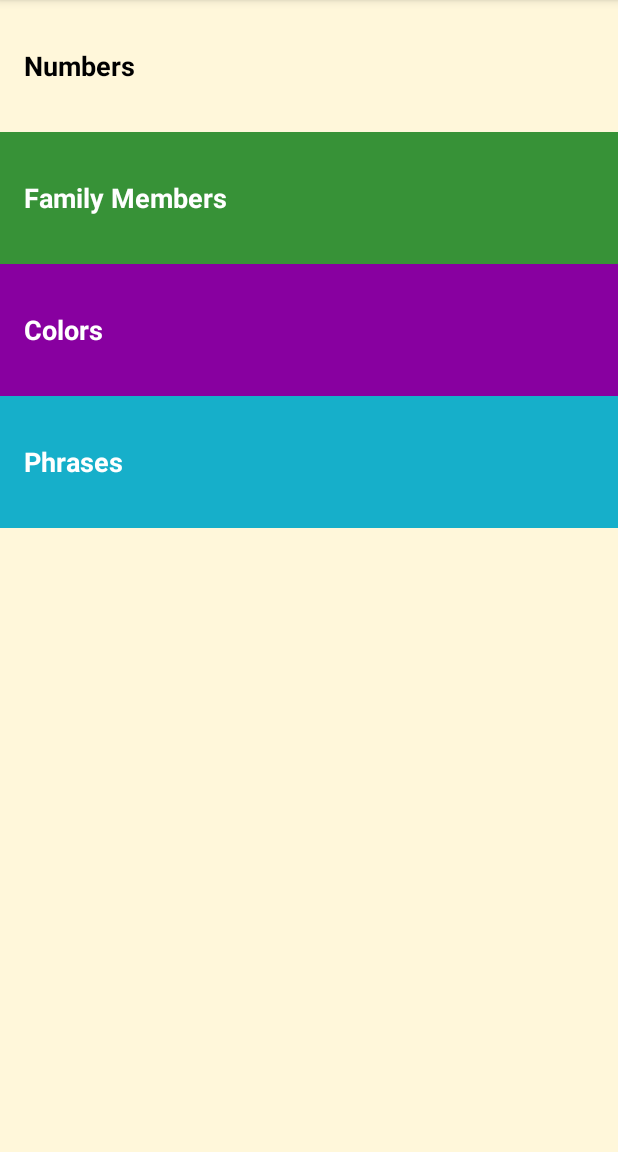
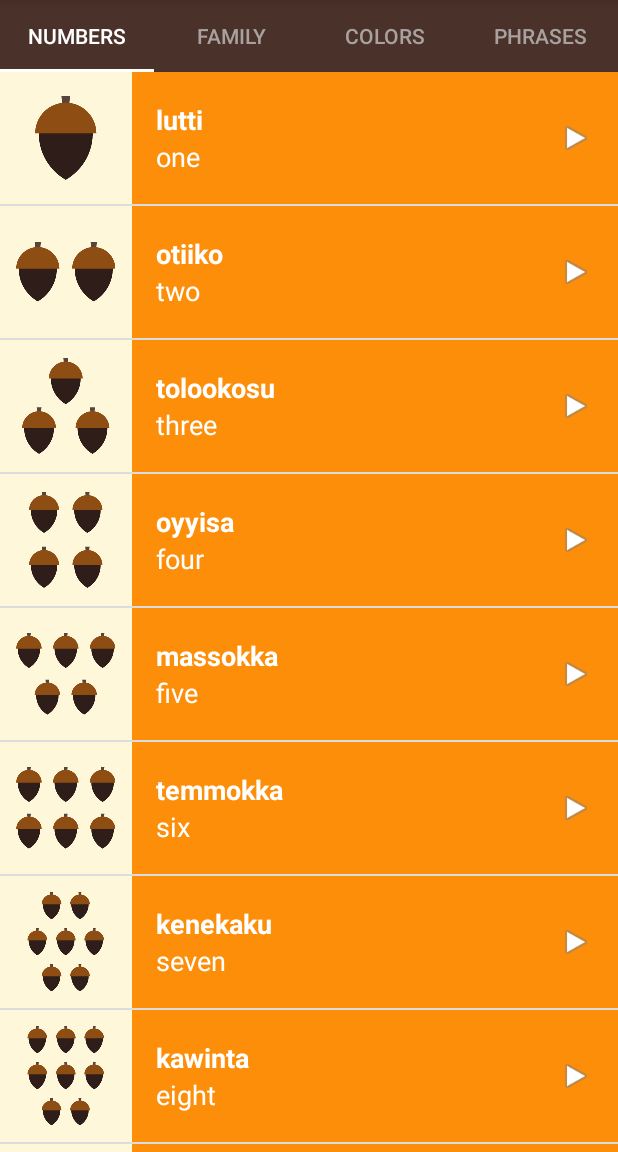
Before and after one commit to carlosdecastro/ud839_Miwok, an Android app: the screen it shows after launch (MainActivity), on a phone screen of 412 x 824 dp, the part 84-1236 px from its top. Run offline under Robolectric (Android 15) with nearby library versions, the phone set to English and light mode, and no system bars.

Commit message:
Added fragments with a viewPager and a custom adapter with tabs

```diff
--- a/app/build.gradle
+++ b/app/build.gradle
@@ -25,4 +25,5 @@ dependencies {
     compile 'com.android.support:appcompat-v7:23.3.0'
     compile 'com.android.support:support-v4:23.3.0'
     compile 'com.android.support:design:23.3.0'
+    compile 'com.android.support:design:23.3.0'
 }
--- /dev/null
+++ b/app/src/main/java/com/example/android/miwok/CategoryAdapter.java
@@ -0,0 +1,36 @@
+package com.example.android.miwok;
+
+import android.support.v4.app.Fragment;
+import android.support.v4.app.FragmentManager;
+
+public class CategoryAdapter extends android.support.v4.app.FragmentPagerAdapter {
+
+    private String tabTitles[] = new String[]{"Numbers", "Family", "Colors", "Phrases"};
+
+    public CategoryAdapter(FragmentManager fm) {
+        super(fm);
+    }
+
+    @Override
+    public Fragment getItem(int position) {
+        if (position == 0) {
+            return new NumbersFragment();
+        } else if (position == 1) {
+            return new FamilyFragment();
+        } else if (position == 2) {
+            return new ColorsFragment();
+        } else {
+            return new PhrasesFragment();
+        }
+    }
+
+    @Override
+    public int getCount() {
+        return 4;
+    }
+
+    @Override
+    public CharSequence getPageTitle(int position) {
+        return tabTitles[position];
+    }
+}
--- a/app/src/main/java/com/example/android/miwok/FamilyActivity.java
+++ b/app/src/main/java/com/example/android/miwok/FamilyFragment.java
@@ -1,44 +1,26 @@
-/*
- * Copyright (C) 2016 The Android Open Source Project
- *
- * Licensed under the Apache License, Version 2.0 (the "License");
- * you may not use this file except in compliance with the License.
- * You may obtain a copy of the License at
- *
- *      http://www.apache.org/licenses/LICENSE-2.0
- *
- * Unless required by applicable law or agreed to in writing, software
- * distributed under the License is distributed on an "AS IS" BASIS,
- * WITHOUT WARRANTIES OR CONDITIONS OF ANY KIND, either express or implied.
- * See the License for the specific language governing permissions and
- * limitations under the License.
- */
 package com.example.android.miwok;
+
 
 import android.content.Context;
 import android.media.AudioManager;
 import android.media.MediaPlayer;
-import android.support.v7.app.AppCompatActivity;
 import android.os.Bundle;
+import android.support.v4.app.Fragment;
+import android.view.LayoutInflater;
 import android.view.View;
+import android.view.ViewGroup;
 import android.widget.AdapterView;
 import android.widget.ListView;
 
 import java.util.ArrayList;
 
-public class FamilyActivity extends AppCompatActivity {
+/**
+ * A simple {@link Fragment} subclass.
+ */
+public class FamilyFragment extends Fragment {
 
     private MediaPlayer mMediaPlayer;
     private AudioManager mAudioManager;
-
-    // Definimos aquí el listener y se lo pasamos más abajo
-    private MediaPlayer.OnCompletionListener mCompletionListener = new MediaPlayer.OnCompletionListener() {
-        @Override
-        public void onCompletion(MediaPlayer mediaPlayer) {
-            releaseMediaPlayer();
-        }
-    };
-
     private AudioManager.OnAudioFocusChangeListener mOnAudioFocusChangeListener = new AudioManager.OnAudioFocusChangeListener() {
         @Override
         public void onAudioFocusChange(int focusChange) {
@@ -62,12 +44,26 @@ public class FamilyActivity extends AppCompatActivity {
             }
         }
     };
+    // Definimos aquí el listener y se lo pasamos más abajo
+    private MediaPlayer.OnCompletionListener mCompletionListener = new MediaPlayer.OnCompletionListener() {
+        @Override
+        public void onCompletion(MediaPlayer mediaPlayer) {
+            releaseMediaPlayer();
+        }
+    };
+
+    public FamilyFragment() {
+        // Required empty public constructor
+    }
+
     @Override
-    protected void onCreate(Bundle savedInstanceState) {
-        super.onCreate(savedInstanceState);
-        setContentView(R.layout.word_list);
+    public View onCreateView(LayoutInflater inflater, ViewGroup container,
+                             Bundle savedInstanceState) {
 
-        mAudioManager = (AudioManager) getSystemService(Context.AUDIO_SERVICE);
+        View rootView = inflater.inflate(R.layout.word_list, container, false);
+
+
+        mAudioManager = (AudioManager) getActivity().getSystemService(Context.AUDIO_SERVICE);
 
         ArrayList<Word> words = new ArrayList<Word>();
 
@@ -82,8 +78,8 @@ public class FamilyActivity extends AppCompatActivity {
         words.add(new Word("grandmother", "ama", R.drawable.family_grandmother, R.raw.family_grandmother));
         words.add(new Word("grandfather", "paapa", R.drawable.family_grandfather, R.raw.family_grandfather));
 
-        WordAdapter adapter = new WordAdapter(this, words, R.color.category_family);
-        ListView listView = (ListView) findViewById(R.id.list);
+        WordAdapter adapter = new WordAdapter(getActivity(), words, R.color.category_family);
+        ListView listView = (ListView) rootView.findViewById(R.id.list);
         listView.setAdapter(adapter);
 
         listView.setOnItemClickListener(new AdapterView.OnItemClickListener() {
@@ -102,17 +98,19 @@ public class FamilyActivity extends AppCompatActivity {
 
                 if (result == AudioManager.AUDIOFOCUS_REQUEST_GRANTED) {
                     // Start playback
-                    mMediaPlayer = MediaPlayer.create(FamilyActivity.this, currentWord.getAudioResourceId());
+                    mMediaPlayer = MediaPlayer.create(getActivity(), currentWord.getAudioResourceId());
                     mMediaPlayer.start();
 
                     mMediaPlayer.setOnCompletionListener(mCompletionListener);
                 }
             }
         });
+
+        return rootView;
     }
 
     @Override
-    protected void onStop() {
+    public void onStop() {
         super.onStop();
         releaseMediaPlayer();
     }
@@ -135,4 +133,5 @@ public class FamilyActivity extends AppCompatActivity {
             mAudioManager.abandonAudioFocus(mOnAudioFocusChangeListener);
         }
     }
+
 }
--- a/app/src/main/java/com/example/android/miwok/MainActivity.java
+++ b/app/src/main/java/com/example/android/miwok/MainActivity.java
@@ -15,12 +15,10 @@
  */
 package com.example.android.miwok;
 
-import android.content.Intent;
 import android.os.Bundle;
+import android.support.design.widget.TabLayout;
+import android.support.v4.view.ViewPager;
 import android.support.v7.app.AppCompatActivity;
-import android.view.View;
-import android.view.View.OnClickListener;
-import android.widget.TextView;
 
 public class MainActivity extends AppCompatActivity {
 
@@ -28,71 +26,19 @@ public class MainActivity extends AppCompatActivity {
     protected void onCreate(Bundle savedInstanceState) {
         super.onCreate(savedInstanceState);
 
-        // Set the content of the activity to use the activity_main.xml layout file
         setContentView(R.layout.activity_main);
 
-        // Find the View that shows the numbers category
-        TextView numbers = (TextView) findViewById(R.id.numbers);
+        // Find the view pager that will allow the user to swipe between fragments
+        ViewPager viewPager = (ViewPager) findViewById(R.id.viewpager);
 
-        // Set a click listener on that View
-        numbers.setOnClickListener(new OnClickListener() {
-            // The code in this method will be executed when the numbers category is clicked on.
-            @Override
-            public void onClick(View view) {
-                // Create a new intent to open the {@link NumbersActivity}
-                Intent numbersIntent = new Intent(MainActivity.this, NumbersActivity.class);
+        // Create an adapter that knows which fragment should be shown on each page
+        CategoryAdapter adapter = new CategoryAdapter(getSupportFragmentManager());
 
-                // Start the new activity
-                startActivity(numbersIntent);
-            }
-        });
+        // Set the adapter onto the view pager
+        viewPager.setAdapter(adapter);
 
-        // Find the View that shows the family category
-        TextView family = (TextView) findViewById(R.id.family);
-
-        // Set a click listener on that View
-        family.setOnClickListener(new OnClickListener() {
-            // The code in this method will be executed when the family category is clicked on.
-            @Override
-            public void onClick(View view) {
-                // Create a new intent to open the {@link FamilyActivity}
-                Intent familyIntent = new Intent(MainActivity.this, FamilyActivity.class);
-
-                // Start the new activity
-                startActivity(familyIntent);
-            }
-        });
-
-        // Find the View that shows the colors category
-        TextView colors = (TextView) findViewById(R.id.colors);
-
-        // Set a click listener on that View
-        colors.setOnClickListener(new OnClickListener() {
-            // The code in this method will be executed when the colors category is clicked on.
-            @Override
-            public void onClick(View view) {
-                // Create a new intent to open the {@link ColorsActivity}
-                Intent colorsIntent = new Intent(MainActivity.this, ColorsActivity.class);
-
-                // Start the new activity
-                startActivity(colorsIntent);
-            }
-        });
-
-        // Find the View that shows the phrases category
-        TextView phrases = (TextView) findViewById(R.id.phrases);
-
-        // Set a click listener on that View
-        phrases.setOnClickListener(new OnClickListener() {
-            // The code in this method will be executed when the phrases category is clicked on.
-            @Override
-            public void onClick(View view) {
-                // Create a new intent to open the {@link PhrasesActivity}
-                Intent phrasesIntent = new Intent(MainActivity.this, PhrasesActivity.class);
-
-                // Start the new activity
-                startActivity(phrasesIntent);
-            }
-        });
+        // Give the TabLayout the ViewPager
+        TabLayout tabLayout = (TabLayout) findViewById(R.id.sliding_tabs);
+        tabLayout.setupWithViewPager(viewPager);
     }
 }
--- a/app/src/main/java/com/example/android/miwok/NumbersActivity.java
+++ b/app/src/main/java/com/example/android/miwok/NumbersFragment.java
@@ -1,37 +1,34 @@
-/*
- * Copyright (C) 2016 The Android Open Source Project
- *
- * Licensed under the Apache License, Version 2.0 (the "License");
- * you may not use this file except in compliance with the License.
- * You may obtain a copy of the License at
- *
- *      http://www.apache.org/licenses/LICENSE-2.0
- *
- * Unless required by applicable law or agreed to in writing, software
- * distributed under the License is distributed on an "AS IS" BASIS,
- * WITHOUT WARRANTIES OR CONDITIONS OF ANY KIND, either express or implied.
- * See the License for the specific language governing permissions and
- * limitations under the License.
- */
 package com.example.android.miwok;
 
+
 import android.media.MediaPlayer;
-import android.support.v7.app.AppCompatActivity;
 import android.os.Bundle;
+import android.support.v4.app.Fragment;
+import android.view.LayoutInflater;
 import android.view.View;
+import android.view.ViewGroup;
 import android.widget.AdapterView;
 import android.widget.ListView;
+
 import java.util.ArrayList;
 
-public class NumbersActivity extends AppCompatActivity {
+
+/**
+ * A simple {@link Fragment} subclass.
+ */
+public class NumbersFragment extends Fragment {
 
     private MediaPlayer mMediaPlayer;
 
+    public NumbersFragment() {
+        // Required empty public constructor
+    }
+
+
     @Override
-    protected void onCreate(Bundle savedInstanceState) {
-        super.onCreate(savedInstanceState);
-        setContentView(R.layout.word_list);
-
+    public View onCreateView(LayoutInflater inflater, ViewGroup container,
+                             Bundle savedInstanceState) {
+        // Inflate the layout for this fragment
         ArrayList<Word> words = new ArrayList<Word>();
 
         words.add(new Word("one", "lutti", R.drawable.number_one, R.raw.number_one));
@@ -45,8 +42,11 @@ public class NumbersActivity extends AppCompatActivity {
         words.add(new Word("nine", "wo’e", R.drawable.number_nine, R.raw.number_nine));
         words.add(new Word("ten", "na’aacha", R.drawable.number_ten, R.raw.number_ten));
 
-        final WordAdapter adapter = new WordAdapter(this, words, R.color.category_numbers);
-        ListView listView = (ListView) findViewById(R.id.list);
+        final WordAdapter adapter = new WordAdapter(getActivity(), words, R.color.category_numbers);
+
+        View rootView = inflater.inflate(R.layout.word_list, container, false);
+        ListView listView = (ListView) rootView.findViewById(R.id.list);
+
         listView.setAdapter(adapter);
 
         listView.setOnItemClickListener(new AdapterView.OnItemClickListener() {
@@ -55,7 +55,7 @@ public class NumbersActivity extends AppCompatActivity {
 
                 Word currentWord = (Word) adapterView.getItemAtPosition(i);
                 releaseMediaPlayer();
-                mMediaPlayer = MediaPlayer.create(NumbersActivity.this, currentWord.getAudioResourceId());
+                mMediaPlayer = MediaPlayer.create(getContext(), currentWord.getAudioResourceId());
                 mMediaPlayer.start();
 
                 mMediaPlayer.setOnCompletionListener(new MediaPlayer.OnCompletionListener() {
@@ -66,10 +66,11 @@ public class NumbersActivity extends AppCompatActivity {
                 });
             }
         });
+        return rootView;
     }
 
     @Override
-    protected void onStop() {
+    public void onStop() {
         super.onStop();
         releaseMediaPlayer();
     }
@@ -90,4 +91,6 @@ public class NumbersActivity extends AppCompatActivity {
             mMediaPlayer = null;
         }
     }
+
+
 }
--- a/app/src/main/res/layout/activity_main.xml
+++ b/app/src/main/res/layout/activity_main.xml
@@ -12,39 +12,26 @@
      WITHOUT WARRANTIES OR CONDITIONS OF ANY KIND, either express or implied.
      See the License for the specific language governing permissions and
      limitations under the License.
--->
-<LinearLayout
-    xmlns:android="http://schemas.android.com/apk/res/android"
+--><!-- Layout for the main screen -->
+<LinearLayout xmlns:android="http://schemas.android.com/apk/res/android"
     xmlns:tools="http://schemas.android.com/tools"
     android:layout_width="match_parent"
     android:layout_height="match_parent"
-    android:background="@color/tan_background"
+    xmlns:app="http://schemas.android.com/apk/res-auto"
     android:orientation="vertical"
     tools:context="com.example.android.miwok.MainActivity">
 
-    <TextView
-        android:id="@+id/numbers"
-        style="@style/CategoryStyle"
-        android:textColor="@android:color/black"
-        android:background="?android:attr/selectableItemBackground"
-        android:text="@string/category_numbers" />
+    <android.support.design.widget.TabLayout
+        android:id="@+id/sliding_tabs"
+        style="@style/CategoryTab"
+        android:layout_width="match_parent"
+        android:layout_height="wrap_content"
+        android:background="@color/primary_color"
+        app:tabMode="fixed" />
 
-    <TextView
-        android:id="@+id/family"
-        style="@style/CategoryStyle"
-        android:background="@color/category_family"
-        android:text="@string/category_family" />
-
-    <TextView
-        android:id="@+id/colors"
-        style="@style/CategoryStyle"
-        android:background="@color/category_colors"
-        android:text="@string/category_colors" />
-
-    <TextView
-        android:id="@+id/phrases"
-        style="@style/CategoryStyle"
-        android:background="@color/category_phrases"
-        android:text="@string/category_phrases" />
+    <android.support.v4.view.ViewPager
+        android:id="@+id/viewpager"
+        android:layout_width="match_parent"
+        android:layout_height="match_parent" />
 
 </LinearLayout>
--- a/app/src/main/res/layout/word_list.xml
+++ b/app/src/main/res/layout/word_list.xml
@@ -14,9 +14,7 @@
      limitations under the License.
 -->
 <ListView xmlns:android="http://schemas.android.com/apk/res/android"
-    xmlns:tools="http://schemas.android.com/tools"
     android:id="@+id/list"
     android:orientation="vertical"
     android:layout_width="match_parent"
-    android:layout_height="match_parent"
-    tools:context="com.example.android.miwok.NumbersActivity"/>
+    android:layout_height="match_parent" />
--- a/app/src/main/res/values/strings.xml
+++ b/app/src/main/res/values/strings.xml
@@ -27,4 +27,5 @@
 
     <!-- Category name for the vocabulary words for family members [CHAR LIMIT=20] -->
     <string name="category_family">Family Members</string>
+
 </resources>
--- a/app/src/main/res/values/styles.xml
+++ b/app/src/main/res/values/styles.xml
@@ -1,33 +1,21 @@
-<!-- Copyright (C) 2016 The Android Open Source Project
-
-     Licensed under the Apache License, Version 2.0 (the "License");
-     you may not use this file except in compliance with the License.
-     You may obtain a copy of the License at
-
-          http://www.apache.org/licenses/LICENSE-2.0
-
-     Unless required by applicable law or agreed to in writing, software
-     distributed under the License is distributed on an "AS IS" BASIS,
-     WITHOUT WARRANTIES OR CONDITIONS OF ANY KIND, either express or implied.
-     See the License for the specific language governing permissions and
-     limitations under the License.
--->
 <resources>
 
     <!-- Base application theme. -->
     <style name="AppTheme" parent="Theme.AppCompat.Light.DarkActionBar">
         <item name="colorPrimary">@color/primary_color</item>
         <item name="colorPrimaryDark">@color/primary_dark_color</item>
+        <item name="android:windowContentOverlay">@null</item>
     </style>
 
-    <!-- Style for a category of vocabulary words -->
-    <style name="CategoryStyle">
-        <item name="android:layout_width">match_parent</item>
-        <item name="android:layout_height">@dimen/list_item_height</item>
-        <item name="android:gravity">center_vertical</item>
-        <item name="android:padding">16dp</item>
-        <item name="android:textColor">@android:color/white</item>
-        <item name="android:textStyle">bold</item>
-        <item name="android:textAppearance">?android:textAppearanceMedium</item>
+    <!-- Style for a tab that displays a category name -->
+    <style name="CategoryTab" parent="Widget.Design.TabLayout">
+        <item name="tabIndicatorColor">@android:color/white</item>
+        <item name="tabSelectedTextColor">@android:color/white</item>
+        <item name="tabTextAppearance">@style/CategoryTabTextAppearance</item>
+    </style>
+
+    <!-- Text appearance style for a category tab -->
+    <style name="CategoryTabTextAppearance" parent="TextAppearance.Design.Tab">
+        <item name="android:textColor">#A8A19E</item>
     </style>
 </resources>
```
Also changed, not shown: app/src/main/AndroidManifest.xml (+0 -36 lines), app/src/main/java/com/example/android/miwok/ColorsFragment.java (renamed from app/src/main/java/com/example/android/miwok/ColorsActivity.java, +23 -29 lines), app/src/main/java/com/example/android/miwok/PhrasesActivity.java (deleted, +0 -48 lines), app/src/main/java/com/example/android/miwok/PhrasesFragment.java (added, +49 -0 lines).
